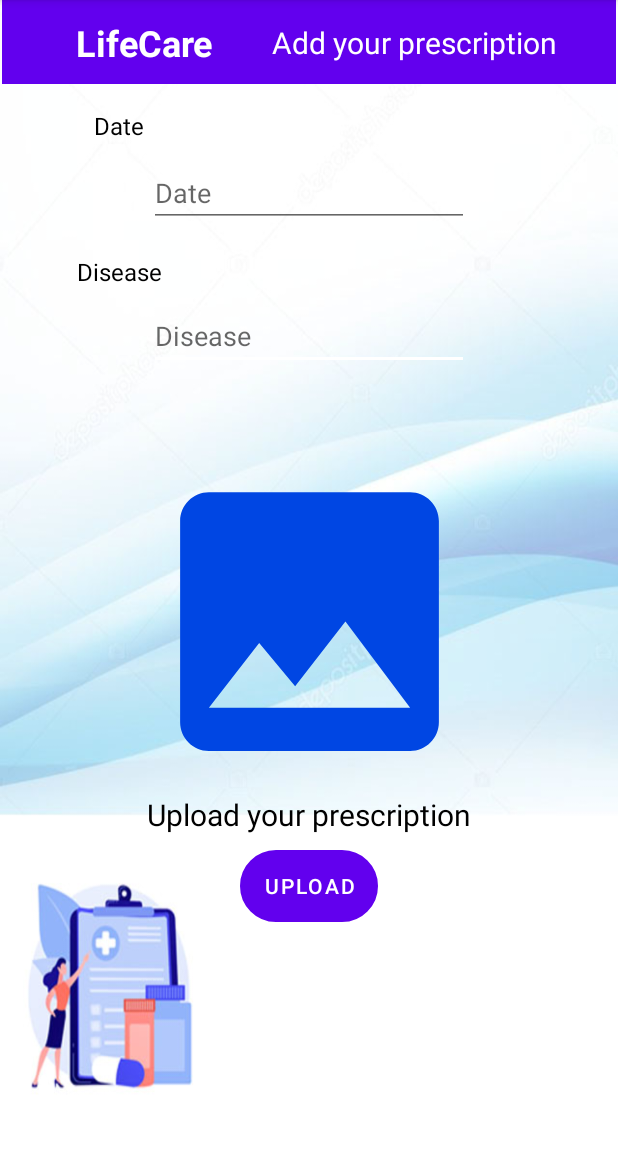
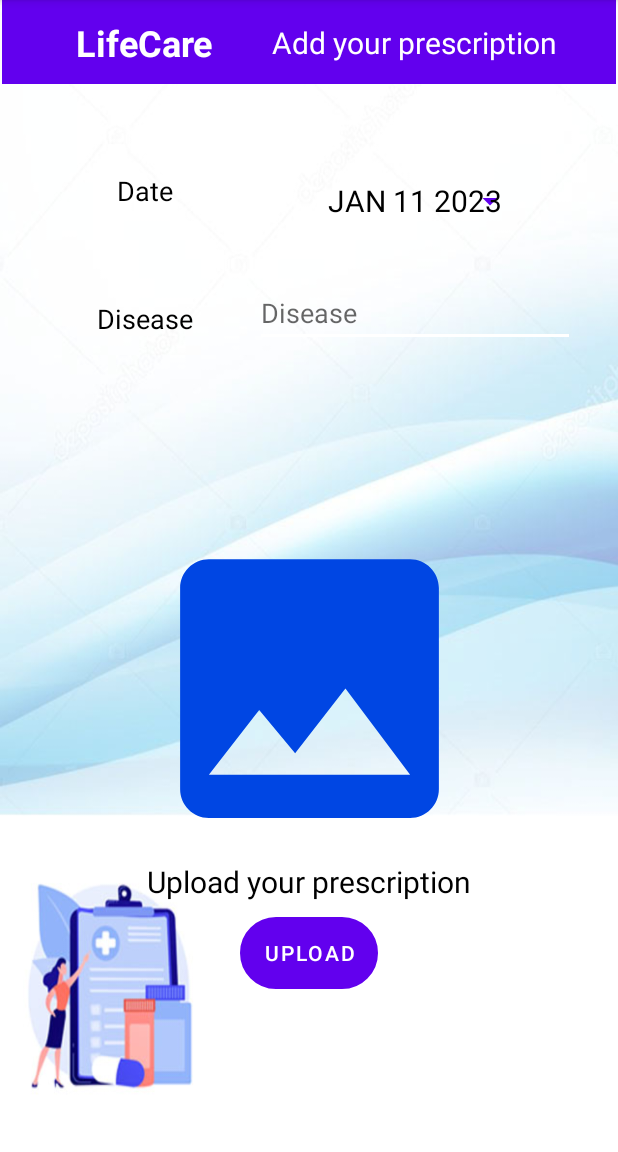
Before and after one commit to Malitha1997/HealthHistoryManagement, an Android app: the Add_prescription screen opened directly, with no data from a screen before it, on a phone screen of 412 x 824 dp, the part 84-1236 px from its top. Run offline under Robolectric (Android 15) with nearby library versions, the phone set to English and light mode, and no system bars; our stand-ins replace Picasso; libraries missing offline, so code that uses them is left out: com.theartofdev.edmodo.

Commit message:
date picker done

```diff
--- a/app/src/main/java/com/example/test/AddPrescriptionModel.java
+++ b/app/src/main/java/com/example/test/AddPrescriptionModel.java
@@ -1,24 +1,26 @@
 package com.example.test;
+
+import android.graphics.Bitmap;
 
 import java.sql.Blob;
 
 public class AddPrescriptionModel {
     private int id;
     private String date,disease;
-    private Blob pickImage;
+    private Bitmap pickImage;
 
     public AddPrescriptionModel() {
 
     }
 
-    public AddPrescriptionModel(int id, String date, String disease, Blob pickImage) {
+    public AddPrescriptionModel(int id, String date, String disease, Bitmap pickImage) {
         this.id = id;
         this.date = date;
         this.disease = disease;
         this.pickImage = pickImage;
     }
 
-    public AddPrescriptionModel(String date, String disease, Blob pickImage) {
+    public AddPrescriptionModel(String date, String disease, Bitmap pickImage) {
         this.date = date;
         this.disease = disease;
         this.pickImage = pickImage;
@@ -48,11 +50,11 @@ public class AddPrescriptionModel {
         this.disease = disease;
     }
 
-    public Blob getPickImage() {
+    public Bitmap getPickImage() {
         return pickImage;
     }
 
-    public void setPickImage(Blob pickImage) {
+    public void setPickImage(Bitmap pickImage) {
         this.pickImage = pickImage;
     }
 }
--- a/app/src/main/java/com/example/test/Add_prescription.java
+++ b/app/src/main/java/com/example/test/Add_prescription.java
@@ -2,6 +2,7 @@ package com.example.test;
 
 import android.Manifest;
 import android.annotation.SuppressLint;
+import android.app.AlertDialog;
 import android.app.DatePickerDialog;
 import android.content.Context;
 import android.content.Intent;
@@ -13,6 +14,7 @@ import android.os.Build;
 import android.os.Bundle;
 import android.view.View;
 import android.widget.Button;
+import android.widget.DatePicker;
 import android.widget.EditText;
 import android.widget.ImageView;
 import android.widget.TextView;
@@ -36,6 +38,7 @@ public class Add_prescription<storagePermission, cameraPermission, ActivityAdd_p
     TextView lifeCareAddPrescription;
     ImageView pickImage;
     Button btn_upload;
+    Button btnpresdate;
     TextView inputDate;
     TextView inputDisease;
     EditText pres_date;
@@ -43,6 +46,7 @@ public class Add_prescription<storagePermission, cameraPermission, ActivityAdd_p
     Bitmap bitmap;
     byte[] bitimg;
     private Bitmap ImageToStore;
+    private DatePickerDialog datePickerDialog;
 
     private DbHandler dbHandler;
     private Context context;
@@ -57,61 +61,17 @@ public class Add_prescription<storagePermission, cameraPermission, ActivityAdd_p
     protected void onCreate(Bundle savedInstanceState) {
         super.onCreate(savedInstanceState);
         setContentView(R.layout.activity_add_prescription);
-        DatePickerDialog.OnDateSetListener setListener;
+        initDatePicker();
 
         cameraPermission = new String[]{Manifest.permission.CAMERA, Manifest.permission.WRITE_EXTERNAL_STORAGE};
         storagePermission = new String[]{Manifest.permission.WRITE_EXTERNAL_STORAGE};
 
-        pres_date = findViewById(R.id.pres_date);
+        btnpresdate = findViewById(R.id.btnpresdate);
         pres_disease = findViewById(R.id.pres_disease);
         pickImage = findViewById(R.id.pickImage);
         btn_upload=findViewById(R.id.btn_upload);
+        btnpresdate.setText(getTodaysDate());
         dbHandler = new DbHandler(context);
-
-        /*Calendar calendar = Calendar.getInstance();
-        final int year = calendar.get(Calendar.YEAR);
-        final int month = calendar.get(Calendar.MONTH);
-        final int day = calendar.get(Calendar.DAY_OF_MONTH);*/
-
-        /*date.setOnClickListener(new View.OnClickListener() {
-            @Override
-            public void onClick(View view) {
-                DatePickerDialog datePickerDialog = new DatePickerDialog(Add_prescription.this, new DatePickerDialog.OnDateSetListener() {
-                    @Override
-                    public void onDateSet(DatePicker view, int year, int month, int dayOfMonth) {
-                        month = month + 1;
-                        String d = day + "/" + month + "/" + year;
-                        date.setText(d);
-                    }
-                },year,month,day);
-                datePickerDialog.show();
-                }
-            });
-
-        pres_date.setOnClickListener(new View.OnClickListener() {
-            @Override
-            public void onClick(View view) {
-                DatePickerDialog datePickerDialog = new DatePickerDialog(Add_prescription.this, new DatePickerDialog.OnDateSetListener() {
-                    @Override
-                    public void onDateSet(DatePicker view, int year, int month, int dayOfMonth) {
-                        month = month + 1;
-                        String d = day + "/" + month + "/" + year;
-                        date.setText(d);
-                    }
-                },year,month,day);
-                datePickerDialog.show();
-            }
-        });*/
-
-
-        /*setListener = new DatePickerDialog.OnDateSetListener() {
-            @Override
-            public void onDateSet(DatePicker view, int year, int month, int dayOfMonth) {
-                month = month + 1;
-                String date = day + "/" + month + "/" + year;
-                //date.setText(date);
-            }
-        });*/
 
         lifeCareAddPrescription=findViewById(R.id.lifeCareAddPrescription);
         lifeCareAddPrescription.setOnClickListener(new View.OnClickListener() {
@@ -154,6 +114,74 @@ public class Add_prescription<storagePermission, cameraPermission, ActivityAdd_p
         });
     }
 
+    private String getTodaysDate() {
+        Calendar calendar = Calendar.getInstance();
+        int year = calendar.get(Calendar.YEAR);
+        int month = calendar.get(Calendar.MONTH);
+        month=month+1;
+        int day = calendar.get(Calendar.DAY_OF_MONTH);
+        return makeDateString(day,month,year);
+    }
+
+    private void initDatePicker() {
+        DatePickerDialog.OnDateSetListener dateSetListener = new DatePickerDialog.OnDateSetListener() {
+            @Override
+            public void onDateSet(DatePicker datePicker, int year, int month, int day) {
+                month = month + 1;
+                String date = makeDateString(day,month,year);
+                btnpresdate.setText(date);
+            }
+        };
+        Calendar calendar = Calendar.getInstance();
+        final int year = calendar.get(Calendar.YEAR);
+        final int month = calendar.get(Calendar.MONTH);
+        final int day = calendar.get(Calendar.DAY_OF_MONTH);
+
+        int style= AlertDialog.THEME_HOLO_LIGHT;
+
+        datePickerDialog = new DatePickerDialog(this,style,dateSetListener,year,month,day);
+        datePickerDialog.getDatePicker().setMaxDate(System.currentTimeMillis());
+    }
+
+    //Date picker
+    private String makeDateString(int day, int month, int year) {
+        return getMonthFormat(month) + " " +day+ " "+year;
+    }
+
+    private String getMonthFormat(int month) {
+        if(month==1)
+            return "JAN";
+        if(month==2)
+            return "FEB";
+        if(month==3)
+            return "MAR";
+        if(month==4)
+            return "APR";
+        if(month==5)
+            return "MAY";
+        if(month==6)
+            return "JUN";
+        if(month==7)
+            return "JUL";
+        if(month==8)
+            return "AUG";
+        if(month==9)
+            return "SEP";
+        if(month==10)
+            return "OCT";
+        if(month==11)
+            return "NOV";
+        if(month==12)
+            return "DEC";
+
+        return "JAN";
+    }
+
+    public void openDatePicker(View view){
+        datePickerDialog.show();
+    }
+
+    //validation
     private boolean validateDate(){
         String val = pres_date.getText().toString();
         if(val.isEmpty()){
@@ -178,6 +206,7 @@ public class Add_prescription<storagePermission, cameraPermission, ActivityAdd_p
         }
     }
 
+    //Camera and storage permission
     private boolean checkCameraPermission() {
         boolean result= ContextCompat.checkSelfPermission(this,Manifest.permission.CAMERA)==(PackageManager.PERMISSION_GRANTED);
         boolean result1=ContextCompat.checkSelfPermission(this,Manifest.permission.WRITE_EXTERNAL_STORAGE)==(PackageManager.PERMISSION_GRANTED );
@@ -253,12 +282,12 @@ public class Add_prescription<storagePermission, cameraPermission, ActivityAdd_p
             return;
         }
 
-        String presDate= pres_date.getText().toString();
+        /*String presDate= pres_date.getText().toString();
         String presDisease= pres_disease.getText().toString();
         Bitmap pickImage = BitmapFactory.decodeResource(getResources(),R.drawable.add_prescription);
 
         PrescriptionModel prescriptionModel=new PrescriptionModel(presDate,presDisease,pickImage);
-        dbHandler.addPrescription(prescriptionModel);
+        dbHandler.addPrescription(prescriptionModel);*/
 
         Intent i=new Intent(Add_prescription.this,My_health_booklet.class);
         startActivity(i);
--- a/app/src/main/java/com/example/test/DbHandler.java
+++ b/app/src/main/java/com/example/test/DbHandler.java
@@ -74,7 +74,7 @@ public class DbHandler extends SQLiteOpenHelper {
                 "("
                 +PRESCRIPTION_ID+ " INTEGER PRIMARY KEY AUTOINCREMENT,"
                 +DATE+ " TEXT,"
-                +IMAGE+ " BITMAP,"
+                +IMAGE+ " BLOB,"
                 +PATIENT_ID+ " INTEGER REFERENCES patients, "
                 +DISEASE_ID+ " INTEGER REFERENCES diseases" +
                 ");";
@@ -152,7 +152,7 @@ public class DbHandler extends SQLiteOpenHelper {
 
     }
 
-    public void addPrescription(PrescriptionModel prescriptionModel){
+    /*public void addPrescription(PrescriptionModel prescriptionModel){
         SQLiteDatabase sqLiteDatabase = getWritableDatabase();
         ContentValues contentValues = new ContentValues();
 
@@ -163,5 +163,5 @@ public class DbHandler extends SQLiteOpenHelper {
         sqLiteDatabase.insert(TABLE_NAME,null,contentValues);
         sqLiteDatabase.close();
 
-    }
+    }*/
 }
--- a/app/src/main/res/layout/activity_add_prescription.xml
+++ b/app/src/main/res/layout/activity_add_prescription.xml
@@ -13,8 +13,10 @@
         android:background="@drawable/background_prescription"
         app:layout_constraintBottom_toBottomOf="parent"
         app:layout_constraintEnd_toEndOf="parent"
+        app:layout_constraintHorizontal_bias="0.0"
         app:layout_constraintStart_toStartOf="parent"
         app:layout_constraintTop_toTopOf="parent"
+        app:layout_constraintVertical_bias="0.0"
         tools:context=".Home">
 
         <androidx.appcompat.widget.Toolbar
@@ -65,7 +67,7 @@
             app:layout_constraintEnd_toEndOf="parent"
             app:layout_constraintStart_toStartOf="parent"
             app:layout_constraintTop_toTopOf="@+id/toolbar"
-            app:layout_constraintVertical_bias="0.556"
+            app:layout_constraintVertical_bias="0.64"
             app:srcCompat="@drawable/ic_baseline_image_24"
             tools:ignore="ContentDescription" />
 
@@ -75,14 +77,14 @@
             android:layout_height="wrap_content"
             android:layout_marginTop="10dp"
             android:background="@drawable/btn_bg"
+            android:onClick="BookletScreen"
             android:text="Upload"
             app:layout_constraintBottom_toBottomOf="parent"
             app:layout_constraintEnd_toEndOf="parent"
             app:layout_constraintStart_toStartOf="parent"
             app:layout_constraintTop_toBottomOf="@+id/upload"
             app:layout_constraintVertical_bias="0.0"
-            tools:ignore="HardcodedText"
-            android:onClick="BookletScreen"/>
+            tools:ignore="HardcodedText" />
 
         <TextView
             android:id="@+id/upload"
@@ -97,35 +99,18 @@
             app:layout_constraintTop_toBottomOf="@+id/pickImage"
             app:layout_constraintVertical_bias="0.0" />
 
-        <EditText
-            android:id="@+id/pres_disease"
-            android:layout_width="0dp"
-            android:layout_height="wrap_content"
-            android:layout_marginBottom="320dp"
-            android:backgroundTint="@color/white"
-            android:ems="10"
-            android:hint="Disease"
-            android:inputType="textPersonName"
-            android:textColor="@color/black"
-            app:layout_constraintBottom_toTopOf="@+id/btn_upload"
-            app:layout_constraintEnd_toEndOf="@+id/pres_date"
-            app:layout_constraintStart_toStartOf="@+id/pres_date"
-            app:layout_constraintTop_toBottomOf="@+id/toolbar"
-            app:layout_constraintVertical_bias="1.0"
-            tools:ignore="TouchTargetSizeCheck" />
-
         <TextView
             android:id="@+id/inputDate"
             android:layout_width="wrap_content"
             android:layout_height="wrap_content"
-            android:layout_marginTop="28dp"
             android:text="Date"
             android:textColor="@color/black"
-            android:textSize="16sp"
+            android:textSize="18sp"
+            app:layout_constraintBottom_toBottomOf="parent"
             app:layout_constraintEnd_toEndOf="@+id/lifeCareAddPrescription"
-            app:layout_constraintHorizontal_bias="0.206"
             app:layout_constraintStart_toStartOf="@+id/lifeCareAddPrescription"
-            app:layout_constraintTop_toBottomOf="@+id/lifeCareAddPrescription" />
+            app:layout_constraintTop_toBottomOf="@+id/lifeCareAddPrescription"
+            app:layout_constraintVertical_bias="0.100000024" />
 
         <TextView
             android:id="@+id/textView4"
@@ -133,26 +118,43 @@
             android:layout_height="wrap_content"
             android:text="Disease"
             android:textColor="@color/black"
-            android:textSize="16sp"
-            app:layout_constraintBottom_toTopOf="@+id/pres_disease"
+            android:textSize="18sp"
+            app:layout_constraintBottom_toBottomOf="parent"
             app:layout_constraintEnd_toEndOf="@+id/inputDate"
             app:layout_constraintStart_toStartOf="@+id/inputDate"
             app:layout_constraintTop_toBottomOf="@+id/inputDate"
-            app:layout_constraintVertical_bias="0.89" />
+            app:layout_constraintVertical_bias="0.100000024" />
 
         <EditText
-            android:id="@+id/pres_date"
+            android:id="@+id/pres_disease"
             android:layout_width="wrap_content"
             android:layout_height="wrap_content"
+            android:backgroundTint="@color/white"
             android:ems="10"
-            android:hint="Date"
-            android:inputType="date"
+            android:hint="Disease"
+            android:inputType="textPersonName"
             android:textColor="@color/black"
-            app:layout_constraintBottom_toTopOf="@+id/pres_disease"
-            app:layout_constraintEnd_toEndOf="parent"
-            app:layout_constraintStart_toStartOf="parent"
-            app:layout_constraintTop_toBottomOf="@+id/toolbar"
+            app:layout_constraintBottom_toBottomOf="parent"
+            app:layout_constraintEnd_toEndOf="@+id/btnpresdate"
+            app:layout_constraintStart_toStartOf="@+id/btnpresdate"
+            app:layout_constraintTop_toBottomOf="@+id/btnpresdate"
+            app:layout_constraintVertical_bias="0.050000012"
             tools:ignore="TouchTargetSizeCheck" />
+
+        <Button
+            android:id="@+id/btnpresdate"
+            style="?android:spinnerStyle"
+            android:layout_width="wrap_content"
+            android:layout_height="wrap_content"
+            android:onClick="openDatePicker"
+            android:text="JAN 01 2023"
+            android:textColor="@color/black"
+            android:textSize="20sp"
+            app:layout_constraintBottom_toBottomOf="parent"
+            app:layout_constraintEnd_toEndOf="@+id/head_add_prescription"
+            app:layout_constraintStart_toStartOf="@+id/head_add_prescription"
+            app:layout_constraintTop_toBottomOf="@+id/head_add_prescription"
+            app:layout_constraintVertical_bias="0.100000024" />
 
     </androidx.constraintlayout.widget.ConstraintLayout>
 
```
